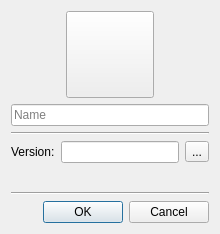
Old version of the form gui/dialogs/NewInstanceDialog.ui in the repository FreesmTeam/FreesmLauncher.
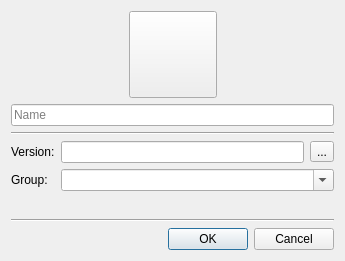
New version of the form. Icons and pictures are not drawn.

```diff
--- a/gui/dialogs/NewInstanceDialog.ui
+++ b/gui/dialogs/NewInstanceDialog.ui
@@ -9,8 +9,8 @@
    <rect>
     <x>0</x>
     <y>0</y>
-    <width>220</width>
-    <height>234</height>
+    <width>345</width>
+    <height>261</height>
    </rect>
   </property>
   <property name="windowTitle">
@@ -83,28 +83,54 @@
     </widget>
    </item>
    <item>
-    <layout class="QHBoxLayout" name="horizontalLayout">
-     <item>
-      <widget class="QLabel" name="labelVersion">
-       <property name="text">
-        <string>Version:</string>
-       </property>
-      </widget>
-     </item>
-     <item>
-      <widget class="QLineEdit" name="versionTextBox">
-       <property name="readOnly">
-        <bool>true</bool>
-       </property>
-      </widget>
-     </item>
-     <item>
+    <layout class="QGridLayout" name="gridLayout">
+     <item row="0" column="2">
       <widget class="QToolButton" name="btnChangeVersion">
        <property name="text">
         <string>...</string>
        </property>
       </widget>
      </item>
+     <item row="0" column="1">
+      <widget class="QLineEdit" name="versionTextBox">
+       <property name="readOnly">
+        <bool>true</bool>
+       </property>
+      </widget>
+     </item>
+     <item row="0" column="0">
+      <widget class="QLabel" name="labelVersion">
+       <property name="text">
+        <string>Version:</string>
+       </property>
+       <property name="buddy">
+        <cstring>versionTextBox</cstring>
+       </property>
+      </widget>
+     </item>
+     <item row="1" column="0">
+      <widget class="QLabel" name="labelVersion_3">
+       <property name="text">
+        <string>Group:</string>
+       </property>
+       <property name="buddy">
+        <cstring>groupBox</cstring>
+       </property>
+      </widget>
+     </item>
+     <item row="1" column="1" colspan="2">
+      <widget class="QComboBox" name="groupBox">
+       <property name="sizePolicy">
+        <sizepolicy hsizetype="Expanding" vsizetype="Fixed">
+         <horstretch>0</horstretch>
+         <verstretch>0</verstretch>
+        </sizepolicy>
+       </property>
+       <property name="editable">
+        <bool>true</bool>
+       </property>
+      </widget>
+     </item>
     </layout>
    </item>
    <item>
```
Left out of the diff: 4 changed lines with no effect on the pictures.
